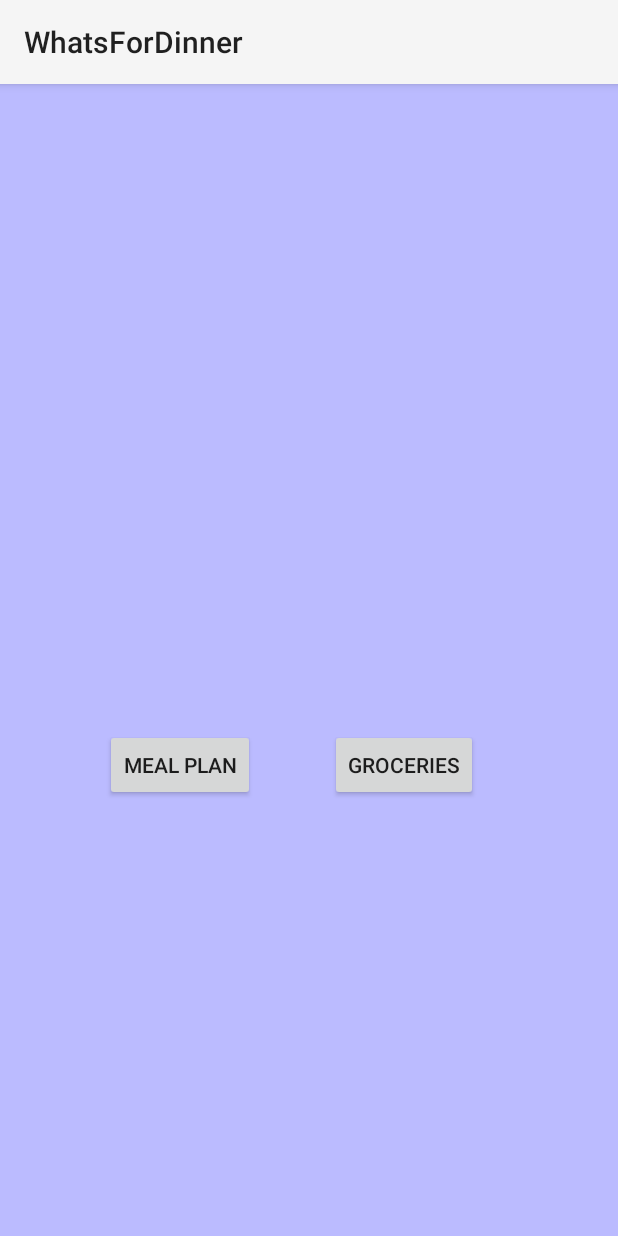
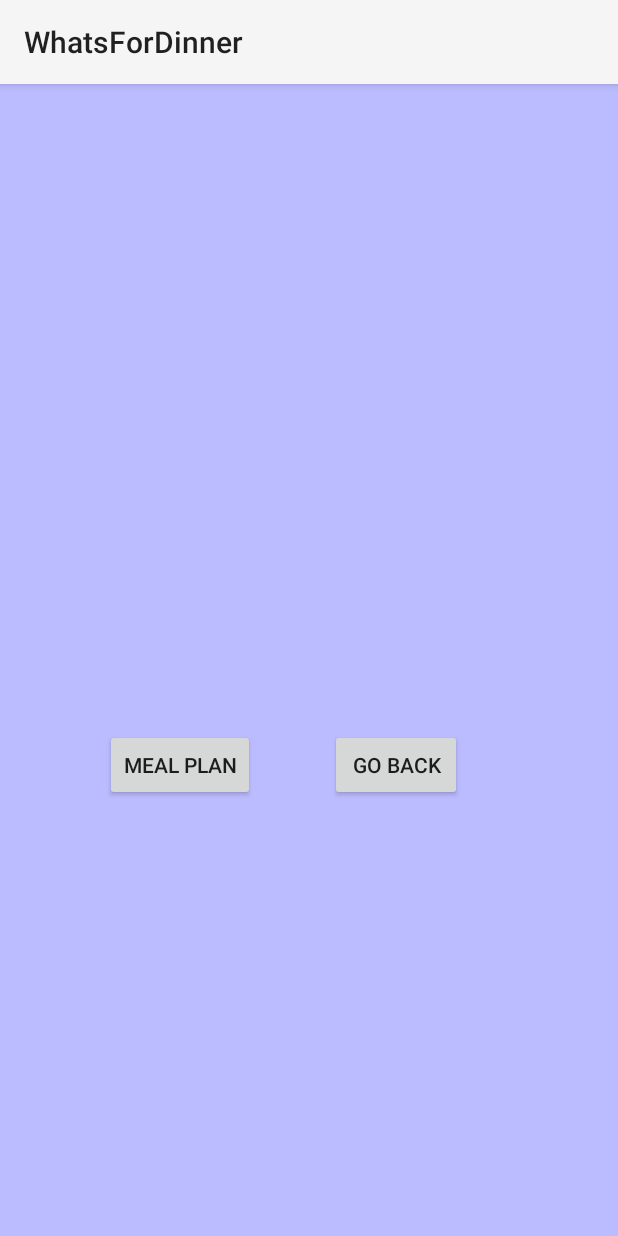
Before and after one commit to SJSU-Spring2018-CS175/whats-for-dinner-zjeffreyl, an Android app: the screen it shows after launch (Recipes), after a tap on an icon or button, on a phone screen of 412 x 824 dp. Run offline under Robolectric (Android 15) with nearby library versions, the phone set to English and light mode, and no system bars.

Commit message:
Data transfer between meals and groceries complete

```diff
--- a/app/src/main/java/com/example/zjeff/whatsfordinner/MainActivity.java
+++ b/app/src/main/java/com/example/zjeff/whatsfordinner/MainActivity.java
@@ -20,17 +20,37 @@ public class MainActivity extends AppCompatActivity {
 
     public static ArrayList<RecipeData> recipeDataBase;
     public static ArrayList<Ingredient> ingredientsDataBase;
+    public ArrayList<Ingredient> groceryIngredients;
+    public ArrayList<RecipeData> selectedRecipeObject;
     public File file;
 
     @Override
     protected void onCreate(Bundle savedInstanceState) {
         super.onCreate(savedInstanceState);
         setContentView(R.layout.activity_main);
-        Bundle bundle = getIntent().getExtras();
+        //Bundle bundle = getIntent().getExtras();
         recipeDataBase = new ArrayList<RecipeData>();
         ingredientsDataBase = new ArrayList<Ingredient>();
+        groceryIngredients = new ArrayList<>();
+        selectedRecipeObject = new ArrayList<>();
+
         file = new File(getFilesDir(), "recipeFile");
 
+        Intent intent = getIntent();
+        Bundle bundle1 = intent.getExtras();
+        if(intent.hasExtra("GroceriesIngredients")) {
+            ArrayList<Ingredient> groceries = (ArrayList<Ingredient>) getIntent().getExtras().getSerializable("GroceriesIngredients");
+            groceryIngredients.addAll(groceries);
+            bundle1.remove("GroceriesIngredients");
+        }
+
+        Intent intent1 = getIntent();
+        Bundle bundle2 = intent1.getExtras();
+        if(intent.hasExtra("selectedRecipeObjects")) {
+            ArrayList<RecipeData> selected = (ArrayList<RecipeData>) getIntent().getExtras().getSerializable("selectedRecipeObjects");
+            selectedRecipeObject.addAll(selected);
+            bundle2.remove("selectedRecipeObjects");
+        }
         Button button = (Button) findViewById(R.id.button);
         button.setOnClickListener(new View.OnClickListener() {
             @Override
@@ -71,11 +91,17 @@ public class MainActivity extends AppCompatActivity {
 
     public void meals(View view){
         Intent intent = new Intent(this, Meals.class);
+        Bundle b2 = new Bundle();
+        b2.putSerializable("selectedRecipeObjects", selectedRecipeObject);
+        intent.putExtras(b2);
         startActivity(intent);
     }
 
     public void groceries(View view){
         Intent intent = new Intent(this, Groceries.class);
+        Bundle b2 = new Bundle();
+        b2.putSerializable("GroceriesIngredients", groceryIngredients);
+        intent.putExtras(b2);
         startActivity(intent);
     }
 
--- a/app/src/main/res/layout/fragment_portrait.xml
+++ b/app/src/main/res/layout/fragment_portrait.xml
@@ -31,6 +31,6 @@
         android:layout_height="wrap_content"
         android:layout_marginLeft="220dp"
         android:layout_marginTop="430dp"
-        android:text="Groceries" />
+        android:text="Go Back" />
 
 </FrameLayout>
```
Also changed, not shown: app/src/main/java/com/example/zjeff/whatsfordinner/PortraitFragment.java (+9 -3 lines).
